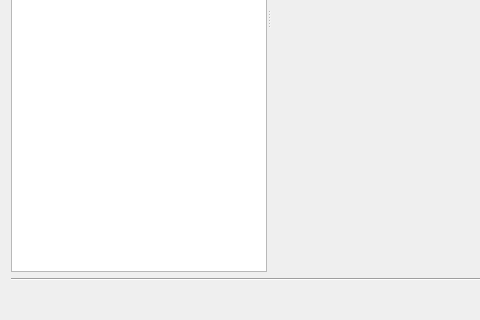
Above: src/GUI/PreferenceDialog/GUI_PreferenceDialog.ui from return42/sayonara before the change; both pictures show x 0 to 480 and y 280 to 600 of the 800 by 600 pixel window. Below: the same form after it.
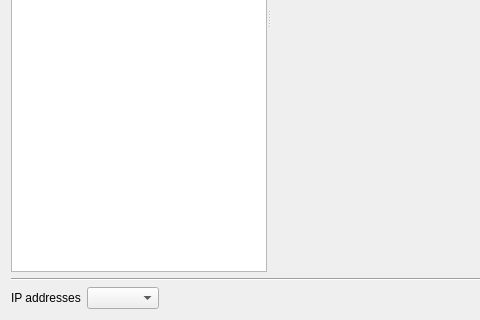
That is the form after the change.

The edit to the form file:
```diff
--- a/src/GUI/PreferenceDialog/GUI_PreferenceDialog.ui
+++ b/src/GUI/PreferenceDialog/GUI_PreferenceDialog.ui
@@ -93,6 +93,16 @@
    </item>
    <item row="4" column="0">
     <layout class="QHBoxLayout" name="horizontalLayout">
+     <item>
+      <widget class="QLabel" name="label_2">
+       <property name="text">
+        <string>IP addresses</string>
+       </property>
+      </widget>
+     </item>
+     <item>
+      <widget class="QComboBox" name="combo_ips"/>
+     </item>
      <item>
       <spacer name="horizontalSpacer">
        <property name="orientation">
```
